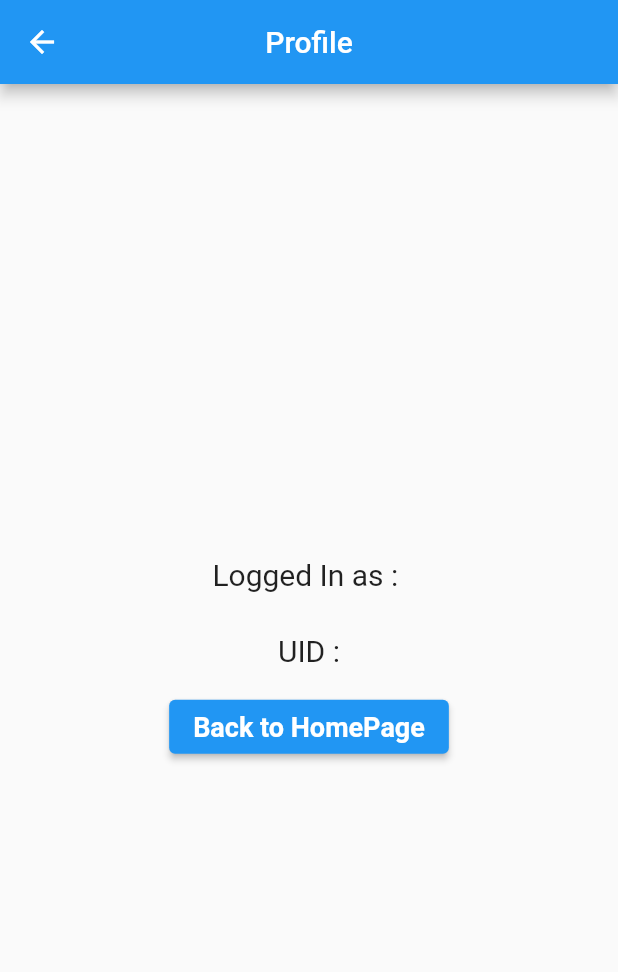
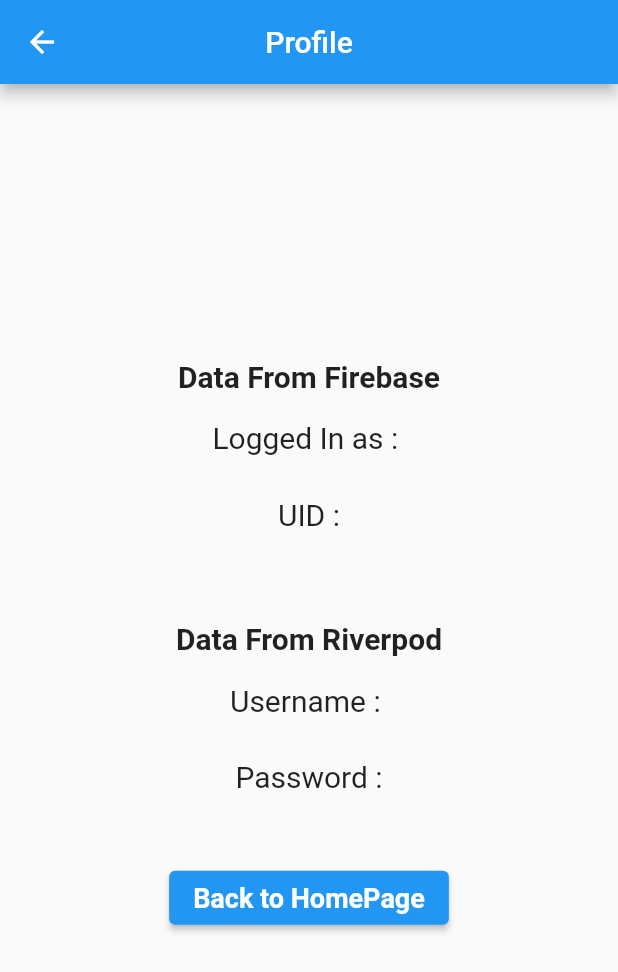
Before and after one commit to ponganan/loginlogout, a Flutter app: the screen it shows once a user with an empty profile is signed in, after a tap on "โปรไฟล์", on a phone screen of 412 x 824 dp. Shown: the top 972 px of the screen. Run offline on Flutter 3.47's test engine with Material 2 defaults, Android fonts, the phone set to English and light mode, and no system bars; our stand-ins replace cloud_firestore, datetime_picker_formfield, email_validator, firebase_auth, firebase_core, flutter_riverpod and 1 more; accounts and stored records are empty; network calls fail.

Commit message:
add Riverpod auth_view_model.dart

```diff
--- a/lib/home_page.dart
+++ b/lib/home_page.dart
@@ -2,11 +2,8 @@ import 'package:cloud_firestore/cloud_firestore.dart';
 import 'package:firebase_auth/firebase_auth.dart';
 import 'package:flutter/material.dart';
 import 'package:loginlogout/customer.dart';
-import 'package:loginlogout/listuser_page.dart';
 import 'package:loginlogout/login_page.dart';
 import 'package:loginlogout/profile.dart';
-import 'package:loginlogout/user_page.dart';
-import 'package:loginlogout/userdetail_page.dart';
 
 class HomePage extends StatefulWidget {
   const HomePage({Key? key}) : super(key: key);
@@ -72,7 +69,7 @@ class _HomePageState extends State<HomePage> {
                 Navigator.of(context).push(
                   MaterialPageRoute(
                     builder: (BuildContext context) {
-                      return const Profile();
+                      return Profile();
                     },
                   ),
                 );
--- a/lib/login_page.dart
+++ b/lib/login_page.dart
@@ -1,13 +1,15 @@
 import 'package:firebase_auth/firebase_auth.dart';
 import 'package:flutter/gestures.dart';
 import 'package:flutter/material.dart';
+import 'package:flutter_riverpod/flutter_riverpod.dart';
 import 'package:google_fonts/google_fonts.dart';
+import 'package:loginlogout/providers/auth_view_model.dart';
 import 'package:loginlogout/utils.dart';
 
 import 'forgot_password_page.dart';
 import 'main.dart';
 
-class LoginPage extends StatefulWidget {
+class LoginPage extends ConsumerStatefulWidget {
   final VoidCallback onClickedSignUp;
 
   const LoginPage({
@@ -16,10 +18,10 @@ class LoginPage extends StatefulWidget {
   }) : super(key: key);
 
   @override
-  State<LoginPage> createState() => _LoginPageState();
+  ConsumerState<LoginPage> createState() => _LoginPageState();
 }
 
-class _LoginPageState extends State<LoginPage> {
+class _LoginPageState extends ConsumerState<LoginPage> {
   final _emailController = TextEditingController();
   final _passwordController = TextEditingController();
 
@@ -33,6 +35,7 @@ class _LoginPageState extends State<LoginPage> {
 
   @override
   Widget build(BuildContext context) {
+    final model = ref.watch(authViewModelProvider);
     return Scaffold(
       backgroundColor: Colors.green[300],
       body: SafeArea(
@@ -85,6 +88,8 @@ class _LoginPageState extends State<LoginPage> {
                       padding: const EdgeInsets.only(left: 20.0),
                       child: TextField(
                         controller: _emailController,
+                        //change riverpod state
+                        onChanged: (v) => model.email = v,
                         decoration: const InputDecoration(
                           icon: Icon(Icons.email_outlined),
                           border: InputBorder.none,
@@ -112,6 +117,8 @@ class _LoginPageState extends State<LoginPage> {
                         controller: _passwordController,
                         //obscureText for don't show password text
                         obscureText: true,
+                        //change riverpod state
+                        onChanged: (v) => model.password = v,
                         decoration: const InputDecoration(
                           icon: Icon(Icons.key_outlined),
                           border: InputBorder.none,
--- a/lib/main.dart
+++ b/lib/main.dart
@@ -1,5 +1,6 @@
 import 'package:flutter/material.dart';
 import 'package:firebase_core/firebase_core.dart';
+import 'package:flutter_riverpod/flutter_riverpod.dart';
 import 'package:loginlogout/main_page.dart';
 import 'package:loginlogout/utils.dart';
 
@@ -9,7 +10,7 @@ void main() async {
   WidgetsFlutterBinding.ensureInitialized();
 
   await Firebase.initializeApp();
-  runApp(const MyApp());
+  runApp(const ProviderScope(child: MyApp()));
 }
 
 //add NavigatorKey for CircularProgressIndicator()
--- a/lib/profile.dart
+++ b/lib/profile.dart
@@ -1,30 +1,18 @@
-import 'package:cloud_firestore/cloud_firestore.dart';
 import 'package:firebase_auth/firebase_auth.dart';
 import 'package:flutter/material.dart';
-import 'package:loginlogout/home_page.dart';
-import 'package:loginlogout/listuser_page.dart';
-import 'package:loginlogout/user_page.dart';
-import 'package:loginlogout/userdetail_page.dart';
+import 'package:flutter_riverpod/flutter_riverpod.dart';
+import 'package:loginlogout/providers/auth_view_model.dart';
 
-class Profile extends StatefulWidget {
-  const Profile({Key? key}) : super(key: key);
+class Profile extends ConsumerWidget {
+  Profile({Key? key}) : super(key: key);
 
-  @override
-  State<Profile> createState() => _ProfileState();
-}
-
-class _ProfileState extends State<Profile> {
   //************ for get AUTH USER information *****************
-  //add this variable to get user information from firebase
   final user = FirebaseAuth.instance.currentUser!;
 
   //************ for get AUTH USER information *****************
-
-  //this line add from Johannes Milke Youtube Channel
-  //for get Text value
-
   @override
-  Widget build(BuildContext context) {
+  Widget build(BuildContext context, WidgetRef ref) {
+    final model = ref.read(authViewModelProvider);
     return Scaffold(
       // appbar add from Johannes Milke Youtube Channel
       appBar: AppBar(
@@ -51,7 +39,15 @@ class _ProfileState extends State<Profile> {
         child: Column(
           mainAxisAlignment: MainAxisAlignment.center,
           children: [
-            const SizedBox(height: 28),
+            const SizedBox(height: 10),
+            Text(
+              'Data From Firebase',
+              style: const TextStyle(
+                fontSize: 20,
+                fontWeight: FontWeight.bold,
+              ),
+            ),
+            const SizedBox(height: 18),
             Text(
               'Logged In as : ' + user.email!,
               style: const TextStyle(fontSize: 20),
@@ -61,16 +57,28 @@ class _ProfileState extends State<Profile> {
               ' UID : ' + user.uid,
               style: const TextStyle(fontSize: 20),
             ),
-            const SizedBox(height: 15),
+            const SizedBox(height: 60),
+            Text(
+              'Data From Riverpod',
+              style: const TextStyle(
+                fontSize: 20,
+                fontWeight: FontWeight.bold,
+              ),
+            ),
+            const SizedBox(height: 18),
+            Text(
+              'Username : ' + model.email,
+              style: const TextStyle(fontSize: 20),
+            ),
+            const SizedBox(height: 28),
+            Text(
+              ' Password : ' + model.password,
+              style: const TextStyle(fontSize: 20),
+            ),
+            const SizedBox(height: 45),
             ElevatedButton(
               onPressed: () {
-                Navigator.of(context).pushReplacement(
-                  MaterialPageRoute(
-                    builder: (BuildContext context) {
-                      return const HomePage();
-                    },
-                  ),
-                );
+                Navigator.pop(context);
               },
               child: const Text(
                 'Back to HomePage',
--- /dev/null
+++ b/lib/providers/auth_view_model.dart
@@ -0,0 +1,22 @@
+import 'package:flutter/foundation.dart';
+import 'package:flutter_riverpod/flutter_riverpod.dart';
+
+final authViewModelProvider = ChangeNotifierProvider(
+  (ref) => AuthViewModel(),
+);
+
+class AuthViewModel extends ChangeNotifier {
+  String _email = '';
+  String get email => _email;
+  set email(String email) {
+    _email = email;
+    notifyListeners();
+  }
+
+  String _password = '';
+  String get password => _password;
+  set password(String password) {
+    _password = password;
+    notifyListeners();
+  }
+}
```
Also changed, not shown: lib/customer.dart (+7 -19 lines).
